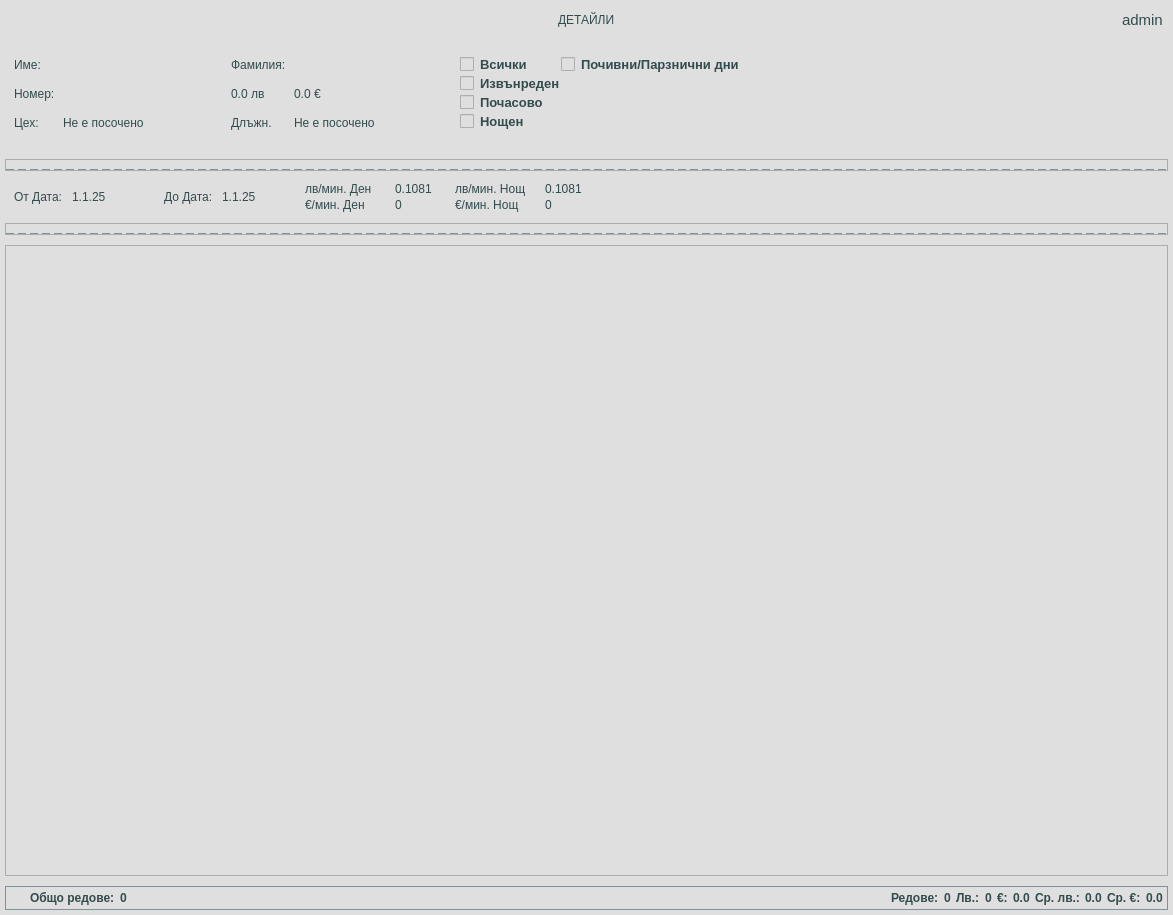
This is app/ui/widgets/customPaymentsDetailsWidget.ui in DevilPhp/WorkSalary.v01 as Qt 5 draws it before an edit. The edited form follows.
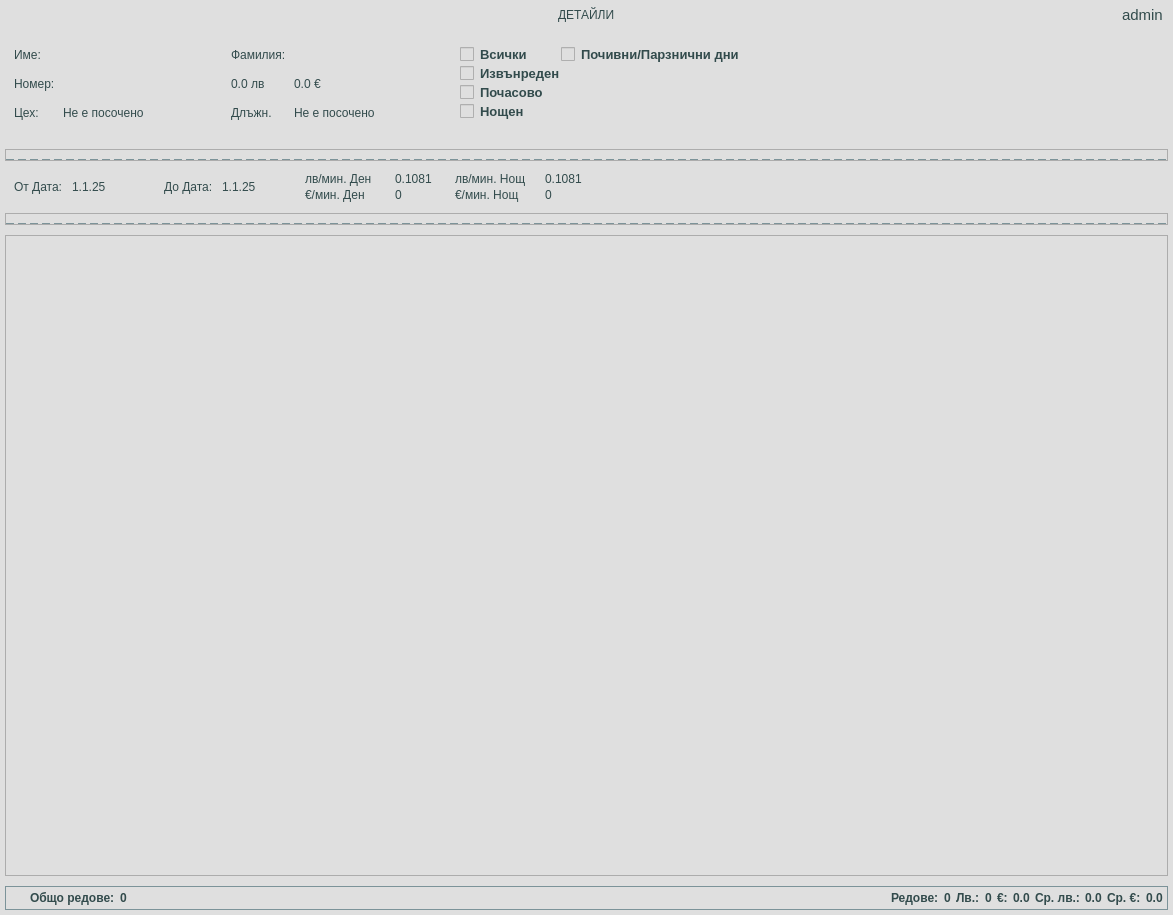
This is the edited form. Icons and pictures are not drawn.

What changed in the file:
```diff
--- a/app/ui/widgets/customPaymentsDetailsWidget.ui
+++ b/app/ui/widgets/customPaymentsDetailsWidget.ui
@@ -39,7 +39,6 @@
 	background-color: #c9c9c9;
 	border: none;
 	border-radius: 10px;
-	padding: 5px;
 	font-size: 12pt;
 }
 
@@ -83,10 +82,14 @@
 	font: 700 13pt &quot;Segoe UI&quot;;
 }
 
-#userIcon, #fromCalendarBtn, #toCalendarBtn {
+#userIcon, #fromCalendarBtn, #toCalendarBtn, #logoutBtn {
 	background-color: #dfdfdf;
 }
 
+#logoutBtn:hover{
+	icon: url(:/icons/app/assets/icons/Log-Out--Streamline-Feather_#192626.svg);
+}
+
 #usernameLabel {
 	font-size: 11pt;
 }</string>
@@ -737,7 +740,7 @@
         <x>0</x>
         <y>0</y>
         <width>1161</width>
-        <height>598</height>
+        <height>608</height>
        </rect>
       </property>
       <layout class="QVBoxLayout" name="verticalLayout_12">
```
Left out of the diff: 17 changed lines with no effect on the pictures.
